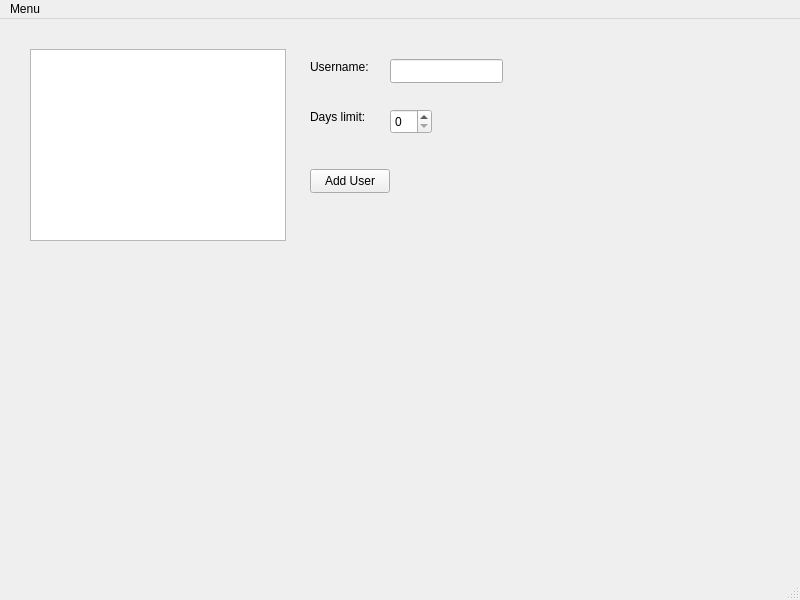
Qt form WGT/mainwindow.ui (gexadax/WGTimeout) before a commit.
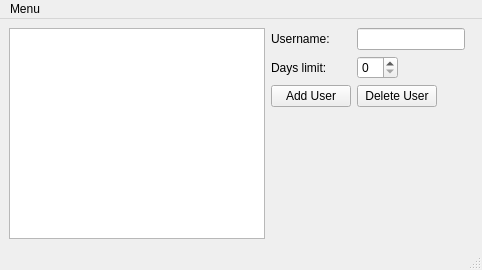
The same form after that commit.

Patch:
```diff
--- a/WGT/mainwindow.ui
+++ b/WGT/mainwindow.ui
@@ -6,90 +6,95 @@
    <rect>
     <x>0</x>
     <y>0</y>
-    <width>800</width>
-    <height>600</height>
+    <width>482</width>
+    <height>270</height>
    </rect>
   </property>
   <property name="windowTitle">
    <string>WireGuard Timeout</string>
   </property>
   <widget class="QWidget" name="centralwidget">
+   <layout class="QGridLayout" name="gridLayout">
+    <item row="0" column="0">
+     <layout class="QGridLayout" name="gridLayout_2">
+      <item row="0" column="0">
    <widget class="QListView" name="listViewUsers">
-    <property name="geometry">
-     <rect>
-      <x>30</x>
-      <y>30</y>
-      <width>256</width>
-      <height>192</height>
-     </rect>
-    </property>
-   </widget>
+        <property name="sizePolicy">
+         <sizepolicy hsizetype="Fixed" vsizetype="Preferred">
+          <horstretch>0</horstretch>
+          <verstretch>0</verstretch>
+         </sizepolicy>
+        </property>
+       </widget>
+      </item>
+      <item row="0" column="1">
+       <layout class="QFormLayout" name="formLayout">
+        <item row="0" column="0">
    <widget class="QLabel" name="labelUserName">
-    <property name="geometry">
-     <rect>
-      <x>310</x>
-      <y>40</y>
-      <width>61</width>
-      <height>16</height>
-     </rect>
-    </property>
     <property name="text">
      <string>Username:</string>
     </property>
    </widget>
+        </item>
+        <item row="0" column="1">
+         <widget class="QLineEdit" name="lineEditAddUser">
+          <property name="sizePolicy">
+           <sizepolicy hsizetype="Fixed" vsizetype="Fixed">
+            <horstretch>0</horstretch>
+            <verstretch>0</verstretch>
+           </sizepolicy>
+          </property>
+         </widget>
+        </item>
+        <item row="1" column="0">
    <widget class="QLabel" name="labelLimitDays">
-    <property name="geometry">
-     <rect>
-      <x>310</x>
-      <y>90</y>
-      <width>61</width>
-      <height>16</height>
-     </rect>
-    </property>
     <property name="text">
      <string>Days limit:</string>
     </property>
    </widget>
-   <widget class="QLineEdit" name="lineEditAddUser">
-    <property name="geometry">
-     <rect>
-      <x>390</x>
-      <y>40</y>
-      <width>113</width>
-      <height>24</height>
-     </rect>
-    </property>
-   </widget>
+        </item>
+        <item row="1" column="1">
    <widget class="QSpinBox" name="spinBoxLimitDays">
-    <property name="geometry">
-     <rect>
-      <x>390</x>
-      <y>90</y>
-      <width>42</width>
-      <height>25</height>
-     </rect>
-    </property>
-   </widget>
+          <property name="sizePolicy">
+           <sizepolicy hsizetype="Fixed" vsizetype="Fixed">
+            <horstretch>0</horstretch>
+            <verstretch>0</verstretch>
+           </sizepolicy>
+          </property>
+         </widget>
+        </item>
+        <item row="2" column="0">
    <widget class="QPushButton" name="pushButtonAddUser">
-    <property name="geometry">
-     <rect>
-      <x>310</x>
-      <y>150</y>
-      <width>80</width>
-      <height>24</height>
-     </rect>
-    </property>
     <property name="text">
      <string>Add User</string>
     </property>
    </widget>
+        </item>
+        <item row="2" column="1">
+         <widget class="QPushButton" name="pushButtonDeleteUser">
+          <property name="sizePolicy">
+           <sizepolicy hsizetype="Fixed" vsizetype="Fixed">
+            <horstretch>0</horstretch>
+            <verstretch>0</verstretch>
+           </sizepolicy>
+          </property>
+          <property name="text">
+           <string>Delete User</string>
+          </property>
+         </widget>
+        </item>
+       </layout>
+      </item>
+     </layout>
+    </item>
+   </layout>
   </widget>
   <widget class="QMenuBar" name="menubar">
    <property name="geometry">
     <rect>
      <x>0</x>
      <y>0</y>
-     <width>800</width>
+     <width>482</width>
      <height>21</height>
     </rect>
    </property>
```
Lines whose indentation alone changed are shown as unchanged.
